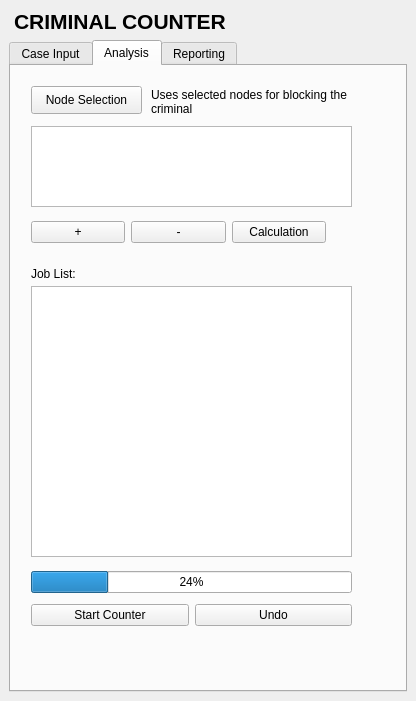
First picture: the form in criminal_counter/criminal_counter_dockwidget_base.ui, repository DaveyOldenburg/2017_Group6_Criminal_Counter, before the edit.
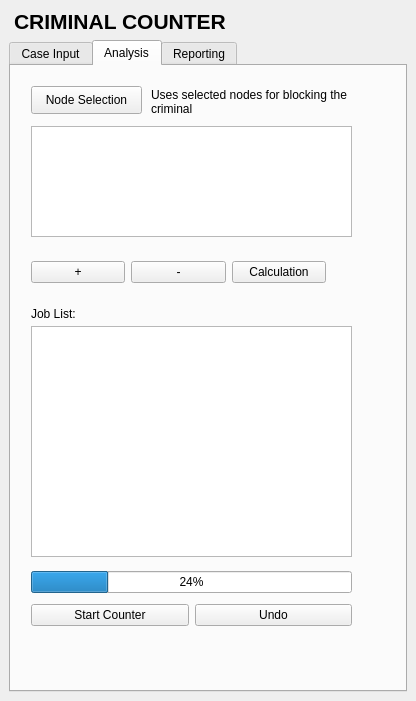
Second picture: the form after the edit. The open tabs and pages were chosen to show the change. Icons and pictures are not drawn.

Commit message: add_delete_node

```diff
--- a/criminal_counter/criminal_counter_dockwidget_base.ui
+++ b/criminal_counter/criminal_counter_dockwidget_base.ui
@@ -198,13 +198,13 @@
          <bool>true</bool>
         </property>
        </widget>
-       <widget class="QTableView" name="table_Node">
+       <widget class="QTableWidget" name="table_Node">
         <property name="geometry">
          <rect>
           <x>20</x>
           <y>60</y>
           <width>321</width>
-          <height>81</height>
+          <height>111</height>
          </rect>
         </property>
        </widget>
@@ -212,7 +212,7 @@
         <property name="geometry">
          <rect>
           <x>20</x>
-          <y>200</y>
+          <y>240</y>
           <width>61</width>
           <height>16</height>
          </rect>
@@ -225,9 +225,9 @@
         <property name="geometry">
          <rect>
           <x>20</x>
-          <y>220</y>
+          <y>260</y>
           <width>321</width>
-          <height>271</height>
+          <height>231</height>
          </rect>
         </property>
        </widget>
@@ -235,7 +235,7 @@
         <property name="geometry">
          <rect>
           <x>20</x>
-          <y>150</y>
+          <y>190</y>
           <width>295</width>
           <height>32</height>
          </rect>
```
Left out of the diff: 2 changed lines with no effect on the pictures. The commit also changes 1 other file.
